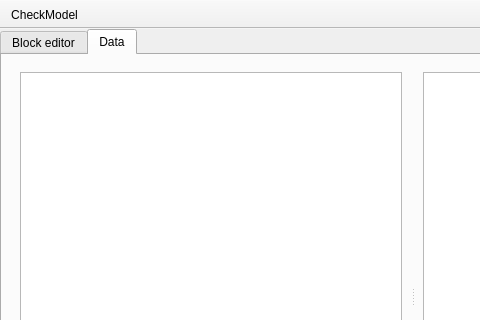
This is src/VeraGrid/Gui/RmsModelEditor/rms_model_editor.ui in openmod-tracker/VeraGrid as Qt 5 draws it before an edit; both pictures show x 0 to 480 and y 0 to 320 of the 966 by 538 pixel window. The edited form follows.
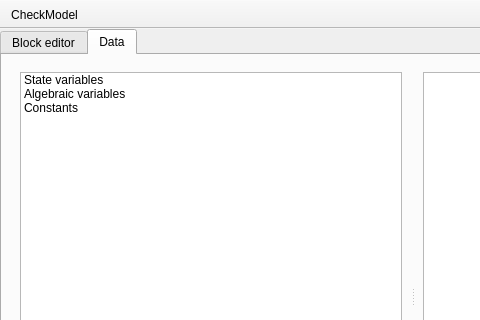
This is the edited form. The open tabs and pages were chosen to show the change.

```diff
--- a/src/VeraGrid/Gui/RmsModelEditor/rms_model_editor.ui
+++ b/src/VeraGrid/Gui/RmsModelEditor/rms_model_editor.ui
@@ -70,7 +70,23 @@
              <number>8</number>
             </property>
             <item>
-             <widget class="QListView" name="listView"/>
+             <widget class="QListWidget" name="datalistWidget">
+              <item>
+               <property name="text">
+                <string>State variables</string>
+               </property>
+              </item>
+              <item>
+               <property name="text">
+                <string>Algebraic variables</string>
+               </property>
+              </item>
+              <item>
+               <property name="text">
+                <string>Constants</string>
+               </property>
+              </item>
+             </widget>
             </item>
            </layout>
           </widget>
```
Left out of the diff: 4 changed lines with no effect on the pictures.
